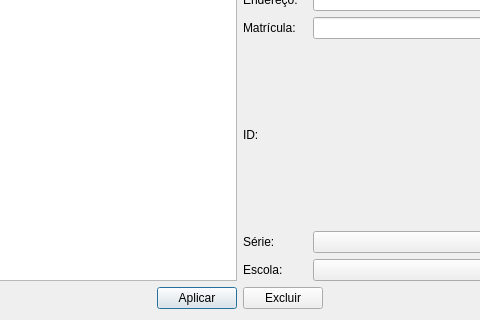
This is src/main/resources/base/ui/widgets/editarOuExcluir.ui in matheusfillipe/ganec as Qt 5 draws it before an edit; both pictures show x 211 to 691 and y 247 to 567 of the 902 by 567 pixel window. The edited form follows.
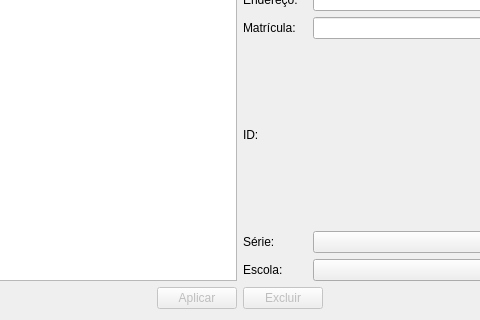
This is the edited form.

What changed in the file:
```diff
--- a/src/main/resources/base/ui/widgets/editarOuExcluir.ui
+++ b/src/main/resources/base/ui/widgets/editarOuExcluir.ui
@@ -222,6 +222,9 @@
        </item>
        <item>
         <widget class="QPushButton" name="pushButtonEditar">
+         <property name="enabled">
+          <bool>false</bool>
+         </property>
          <property name="text">
           <string>Aplicar</string>
          </property>
@@ -229,6 +232,9 @@
        </item>
        <item>
         <widget class="QPushButton" name="pushButtonExcluir">
+         <property name="enabled">
+          <bool>false</bool>
+         </property>
          <property name="text">
           <string>Excluir</string>
          </property>
```
